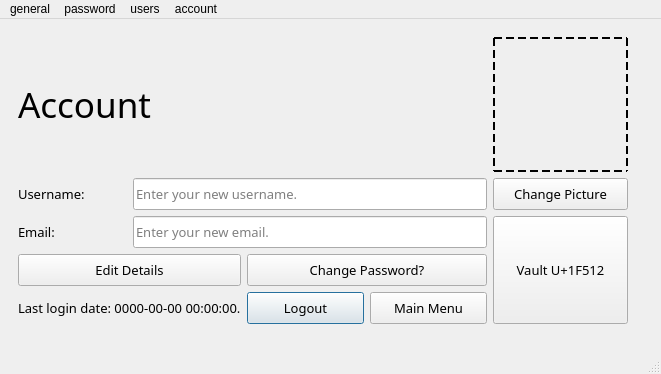
Before: the Qt Designer form lightning_pass/gui/static/qt_designer/main.ui in lgtm-migrator/lightning-pass, drawn with Qt 5.
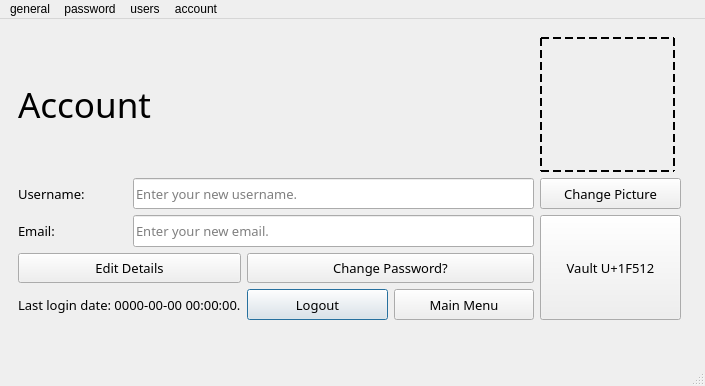
After: the same form once the commit is applied. The open tabs and pages were chosen to show the change. Icons and pictures are not drawn.

Patch:
```diff
--- a/lightning_pass/gui/static/qt_designer/main.ui
+++ b/lightning_pass/gui/static/qt_designer/main.ui
@@ -6,8 +6,8 @@
    <rect>
     <x>0</x>
     <y>0</y>
-    <width>661</width>
-    <height>374</height>
+    <width>705</width>
+    <height>386</height>
    </rect>
   </property>
   <property name="windowTitle">
@@ -22,8 +22,8 @@
      <rect>
       <x>9</x>
       <y>9</y>
-      <width>628</width>
-      <height>305</height>
+      <width>681</width>
+      <height>301</height>
      </rect>
     </property>
     <property name="sizePolicy">
@@ -1778,7 +1778,7 @@
     <rect>
      <x>0</x>
      <y>0</y>
-     <width>661</width>
+     <width>705</width>
      <height>26</height>
     </rect>
    </property>
```
Left out of the diff: 2 changed lines with no effect on the pictures.
